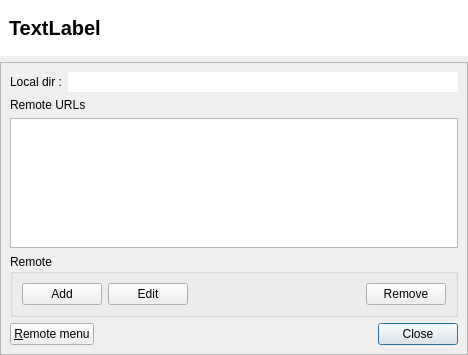
This is src/RepositoryPropertyDialog.ui in soramimi/Guitar as Qt 5 draws it before an edit. The edited form follows.
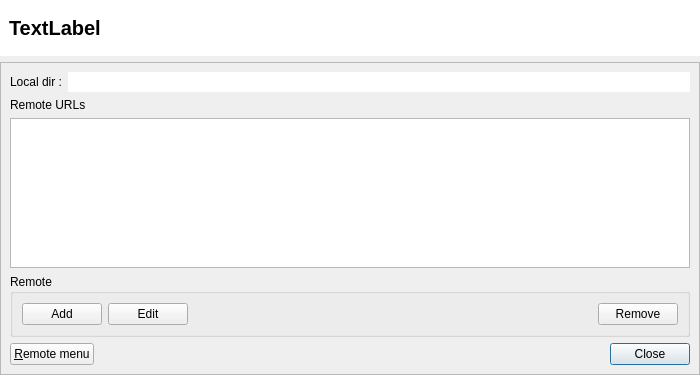
This is the edited form. Custom widgets are drawn as their Qt base class.

What changed in the file:
```diff
--- a/src/RepositoryPropertyDialog.ui
+++ b/src/RepositoryPropertyDialog.ui
@@ -6,8 +6,8 @@
    <rect>
     <x>0</x>
     <y>0</y>
-    <width>468</width>
-    <height>355</height>
+    <width>700</width>
+    <height>375</height>
    </rect>
   </property>
   <property name="windowTitle">
```
